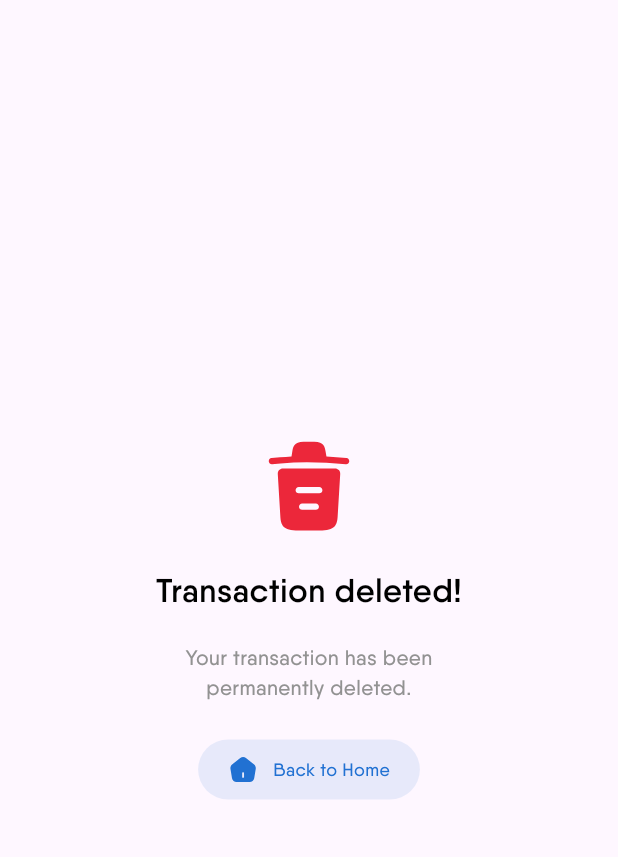
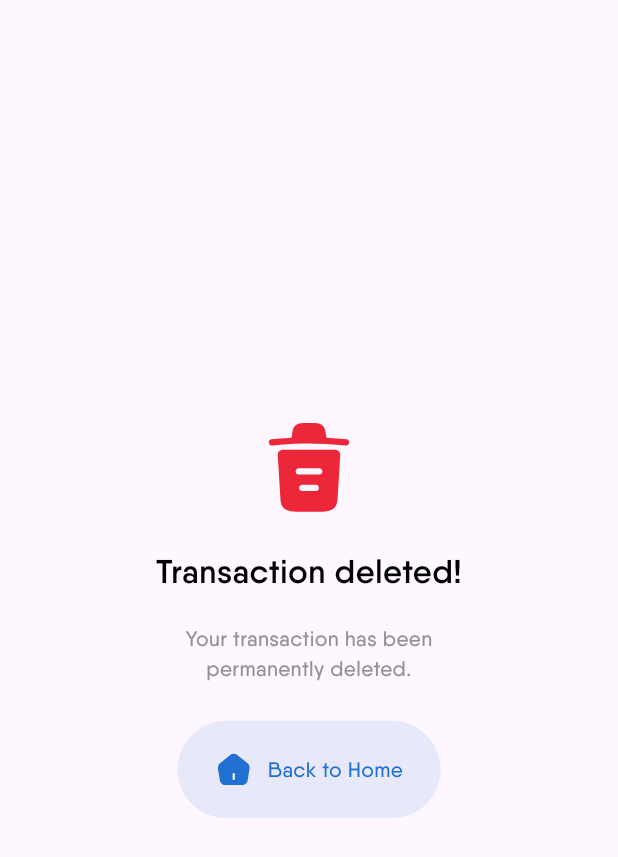
Before and after one commit to jotadevss/Elevo, a Flutter app: the DeletedPage screen opened by its route, on a phone screen of 412 x 824 dp. Shown: the top 857 px of the screen. Run offline on Flutter 3.47's test engine with Material 2 defaults, Android fonts, the phone set to English and light mode, and no system bars; our stand-ins replace flutter_svg, go_router, result_dart, sqflite; missing offline and left inert: asp; accounts and stored records are empty.

Commit message:
some refactory

```diff
--- a/lib/src/core/atoms/input_atoms.dart
+++ b/lib/src/core/atoms/input_atoms.dart
@@ -39,3 +39,4 @@ final isCategoryError = Atom<bool>(false);
 final submitTransactionAction = Atom.action();
 final selectCategoryAction = Atom<String?>(null);
 final selectFrequencyAction = Atom<String?>(null);
+final clearAction = Atom.action();
--- a/lib/src/ui/common/components/appbar.dart
+++ b/lib/src/ui/common/components/appbar.dart
@@ -1,4 +1,5 @@
 import 'package:elevo/src/constants.dart';
+import 'package:elevo/src/core/atoms/input_atoms.dart';
 import 'package:elevo/src/ui/common/components/gap.dart';
 import 'package:flutter/material.dart';
 import 'package:flutter_svg/svg.dart';
@@ -25,6 +26,7 @@ class ElevoAppBar extends StatelessWidget {
             padding: const EdgeInsets.all(8.0),
             child: InkWell(
               onTap: () {
+                clearAction.call();
                 context.pop();
               },
               borderRadius: BorderRadius.circular(100),
--- a/lib/src/ui/common/components/button.dart
+++ b/lib/src/ui/common/components/button.dart
@@ -23,7 +23,7 @@ class ButtonWidget extends StatelessWidget {
       onTap: onTap,
       borderRadius: BorderRadius.circular(100),
       child: Container(
-        padding: EdgeInsets.symmetric(vertical: 10, horizontal: 20),
+        padding: EdgeInsets.symmetric(vertical: 20, horizontal: 25),
         decoration: BoxDecoration(
           borderRadius: BorderRadius.circular(100),
           color: color.withOpacity(0.1),
@@ -36,13 +36,13 @@ class ButtonWidget extends StatelessWidget {
                 ? Container()
                 : SvgPicture.asset(
                     iconAssetName!,
-                    height: 20,
+                    height: 25,
                   ),
             Gap(width: 10),
             Text(
               title,
               style: TextStyle(
-                fontSize: 12,
+                fontSize: 14,
                 color: color,
                 fontWeight: FontWeight.w500,
               ),
```
Also changed, not shown: lib/src/core/reducer/input_reducer.dart (+25 -1 lines).
